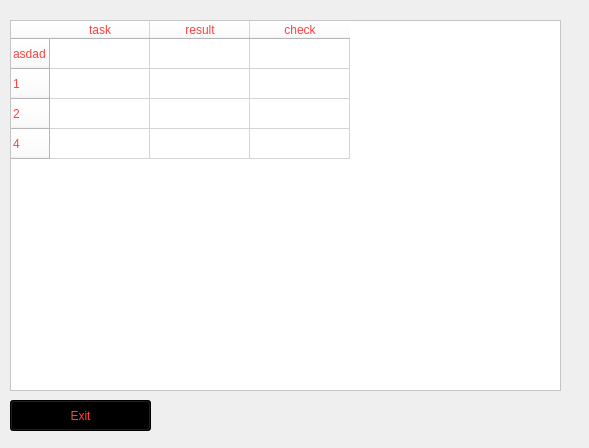
KapKapkin/Seriy_Guse, file project1/result_client.ui: the form before one commit.
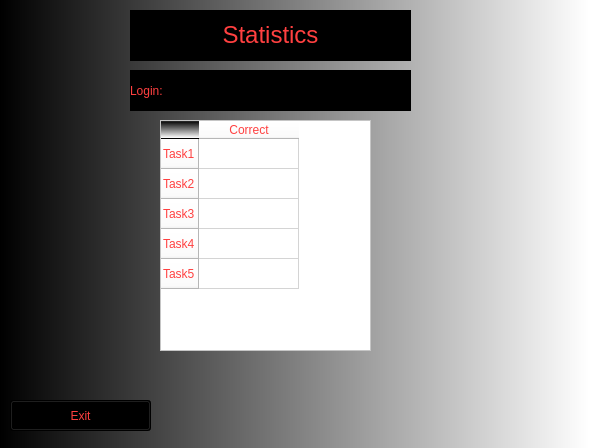
The form after the commit.

Commit message: client_fix+ui+server_fix

Diff of the .ui file:
```diff
--- a/project1/result_client.ui
+++ b/project1/result_client.ui
@@ -14,54 +14,8 @@
    <string>Form</string>
   </property>
   <property name="styleSheet">
-   <string notr="true"/>
+   <string notr="true">background-color: qlineargradient(spread:pad, x1:0, y1:0, x2:1, y2:0, stop:0 rgba(0, 0, 0, 255), stop:1 rgba(255, 255, 255, 255));</string>
   </property>
-  <widget class="QTableWidget" name="tableWidget_result">
-   <property name="geometry">
-    <rect>
-     <x>10</x>
-     <y>20</y>
-     <width>551</width>
-     <height>371</height>
-    </rect>
-   </property>
-   <property name="styleSheet">
-    <string notr="true">font: 700 14pt &quot;Times New Roman&quot;;
-color: rgb(255, 64, 64);
-background-color: rgb(255, 255, 255);</string>
-   </property>
-   <row>
-    <property name="text">
-     <string>asdad</string>
-    </property>
-   </row>
-   <row>
-    <property name="text">
-     <string>1</string>
-    </property>
-   </row>
-   <row>
-    <property name="text">
-     <string>2</string>
-    </property>
-   </row>
-   <row/>
-   <column>
-    <property name="text">
-     <string>task</string>
-    </property>
-   </column>
-   <column>
-    <property name="text">
-     <string>result</string>
-    </property>
-   </column>
-   <column>
-    <property name="text">
-     <string>check</string>
-    </property>
-   </column>
-  </widget>
   <widget class="QPushButton" name="pushButton_exit_result">
    <property name="geometry">
     <rect>
@@ -83,6 +37,110 @@
     <string>Exit</string>
    </property>
   </widget>
+  <widget class="QTableWidget" name="tableWidget_Stat">
+   <property name="geometry">
+    <rect>
+     <x>160</x>
+     <y>120</y>
+     <width>211</width>
+     <height>231</height>
+    </rect>
+   </property>
+   <property name="styleSheet">
+    <string notr="true">font: 700 18pt &quot;Times New Roman&quot;;
+color: rgb(255, 64, 64);
+background-color: rgb(255, 255, 255);</string>
+   </property>
+   <row>
+    <property name="text">
+     <string>Task1</string>
+    </property>
+   </row>
+   <row>
+    <property name="text">
+     <string>Task2</string>
+    </property>
+   </row>
+   <row>
+    <property name="text">
+     <string>Task3</string>
+    </property>
+   </row>
+   <row>
+    <property name="text">
+     <string>Task4</string>
+    </property>
+   </row>
+   <row>
+    <property name="text">
+     <string>Task5</string>
+    </property>
+   </row>
+   <column>
+    <property name="text">
+     <string>Correct</string>
+    </property>
+   </column>
+  </widget>
+  <widget class="QLabel" name="label">
+   <property name="geometry">
+    <rect>
+     <x>130</x>
+     <y>10</y>
+     <width>281</width>
+     <height>51</height>
+    </rect>
+   </property>
+   <property name="layoutDirection">
+    <enum>Qt::LeftToRight</enum>
+   </property>
+   <property name="styleSheet">
+    <string notr="true">font: 700 14pt &quot;Times New Roman&quot;;
+color: rgb(255, 64, 64);
+background-color: rgb(0, 0, 0);</string>
+   </property>
+   <property name="text">
+    <string>&lt;html&gt;&lt;head/&gt;&lt;body&gt;&lt;p align=&quot;center&quot;&gt;&lt;span style=&quot; font-size:18pt;&quot;&gt;Statistics&lt;/span&gt;&lt;/p&gt;&lt;/body&gt;&lt;/html&gt;</string>
+   </property>
+  </widget>
+  <widget class="QLabel" name="label1">
+   <property name="geometry">
+    <rect>
+     <x>130</x>
+     <y>70</y>
+     <width>71</width>
+     <height>41</height>
+    </rect>
+   </property>
+   <property name="styleSheet">
+    <string notr="true">font: 700 14pt &quot;Times New Roman&quot;;
+color: rgb(255, 64, 64);
+background-color: rgb(0, 0, 0);
+</string>
+   </property>
+   <property name="text">
+    <string>Login:</string>
+   </property>
+  </widget>
+  <widget class="QLabel" name="label_login">
+   <property name="geometry">
+    <rect>
+     <x>200</x>
+     <y>70</y>
+     <width>211</width>
+     <height>41</height>
+    </rect>
+   </property>
+   <property name="styleSheet">
+    <string notr="true">font: 700 14pt &quot;Times New Roman&quot;;
+color: rgb(255, 64, 64);
+background-color: rgb(0, 0, 0);
+</string>
+   </property>
+   <property name="text">
+    <string/>
+   </property>
+  </widget>
  </widget>
  <resources/>
  <connections/>
```
The commit also changes 45 other files.
